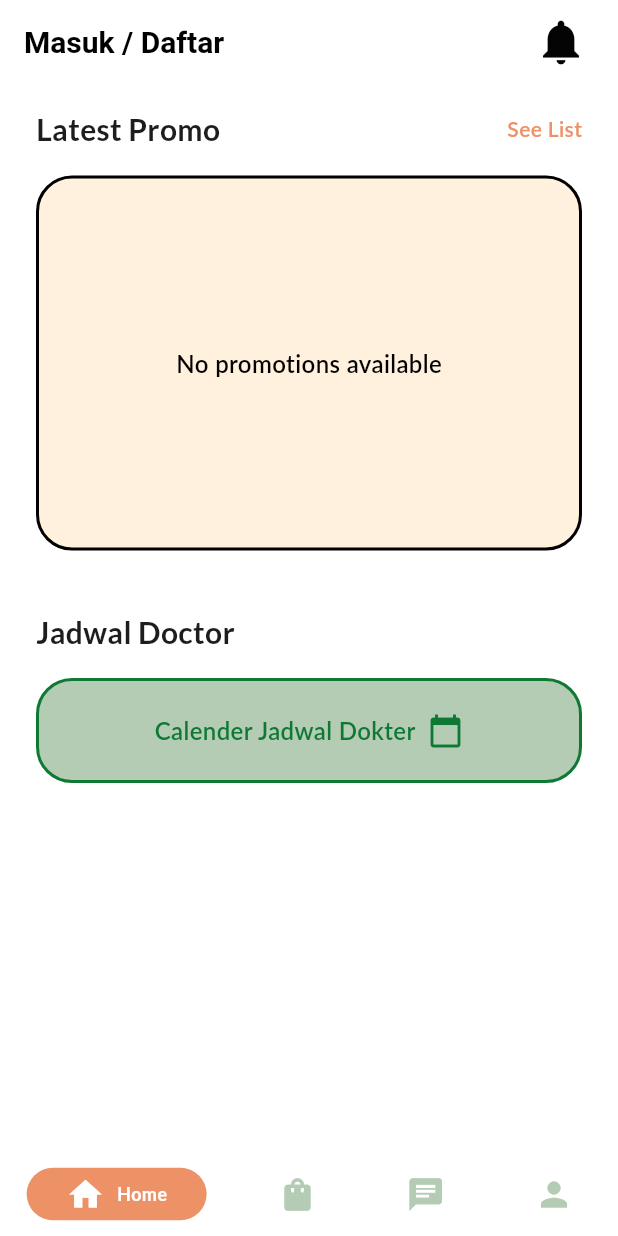
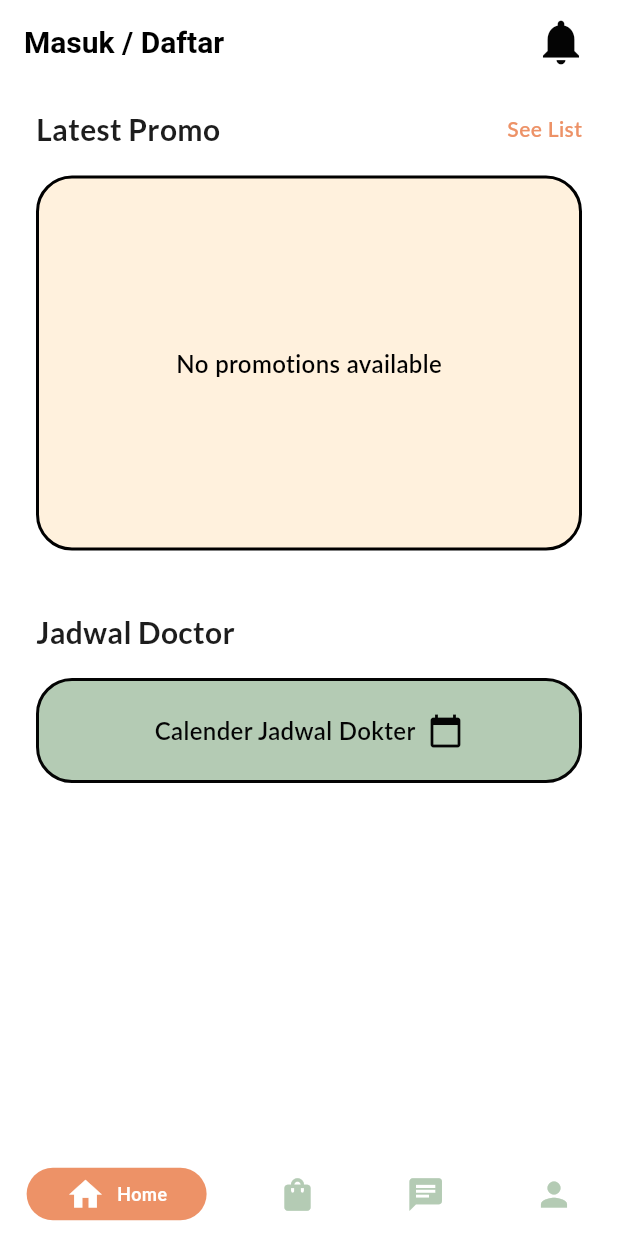
Before and after one commit to TA-Klinik-Aesthetic/mobile_app_klinik, a Flutter app: the HomeScreen screen opened by its route, on a phone screen of 412 x 824 dp. Run offline on Flutter 3.47's test engine with Material 3 defaults, Android fonts, the phone set to English and light mode, and no system bars; drawn by our look-alikes of persistent_bottom_nav_bar; our stand-ins replace cached_network_image, card_swiper, connectivity_plus, equatable, flutter_svg, image_picker and 4 more; accounts and stored records are empty; network calls fail; project files that could hold a hidden picture were left out.

```diff
--- a/lib/presentation/home_screen/home_screen.dart
+++ b/lib/presentation/home_screen/home_screen.dart
@@ -509,7 +509,7 @@ class _HomeScreenState extends State<HomeScreen> with WidgetsBindingObserver {
                   decoration: BoxDecoration(
                     color: appTheme.lightGreen,
                     borderRadius: BorderRadius.circular(24.0),
-                    border: Border.all(color: appTheme.lightGreenOld, width: 2),
+                    border: Border.all(color: appTheme.black900, width: 2),
                   ),
                   child: GestureDetector(
                     onTap: () {
@@ -524,13 +524,13 @@ class _HomeScreenState extends State<HomeScreen> with WidgetsBindingObserver {
                             style: TextStyle(
                               fontSize: 16,
                               fontWeight: FontWeight.w600,
-                              color: appTheme.lightGreenOld,
+                              color: appTheme.black900,
                             ),
                           ),
                           const SizedBox(width: 8),
                           Icon(
                             Icons.calendar_today,
-                            color: appTheme.lightGreenOld,
+                            color: appTheme.black900,
                             size: 24,
                           ),
                         ],
```
Also changed, not shown: lib/presentation/user_screen/history_purchase_screen.dart (+5 -4 lines).
